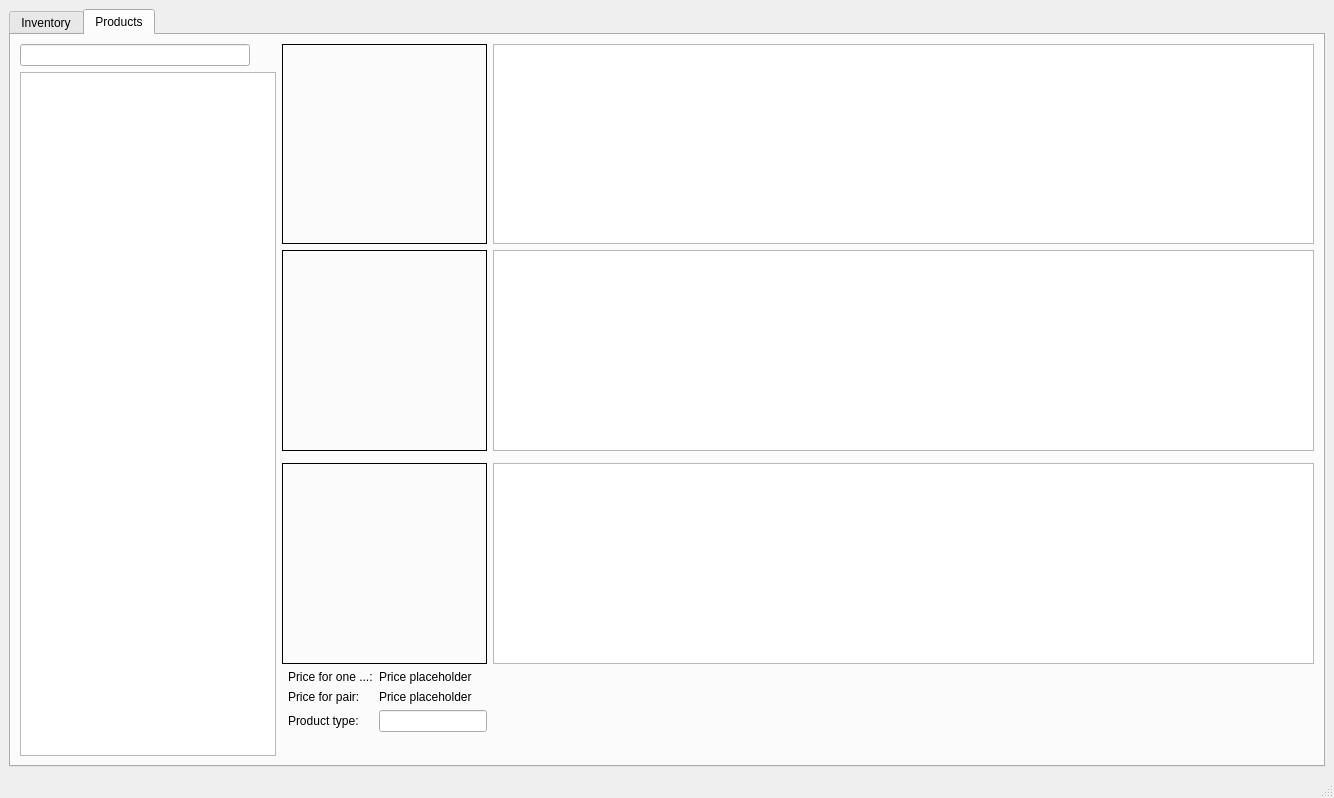
The window that src/ui/main_window.ui (Digon84/handcraft_cost_analyzer) describes before a commit, drawn with Qt 5.
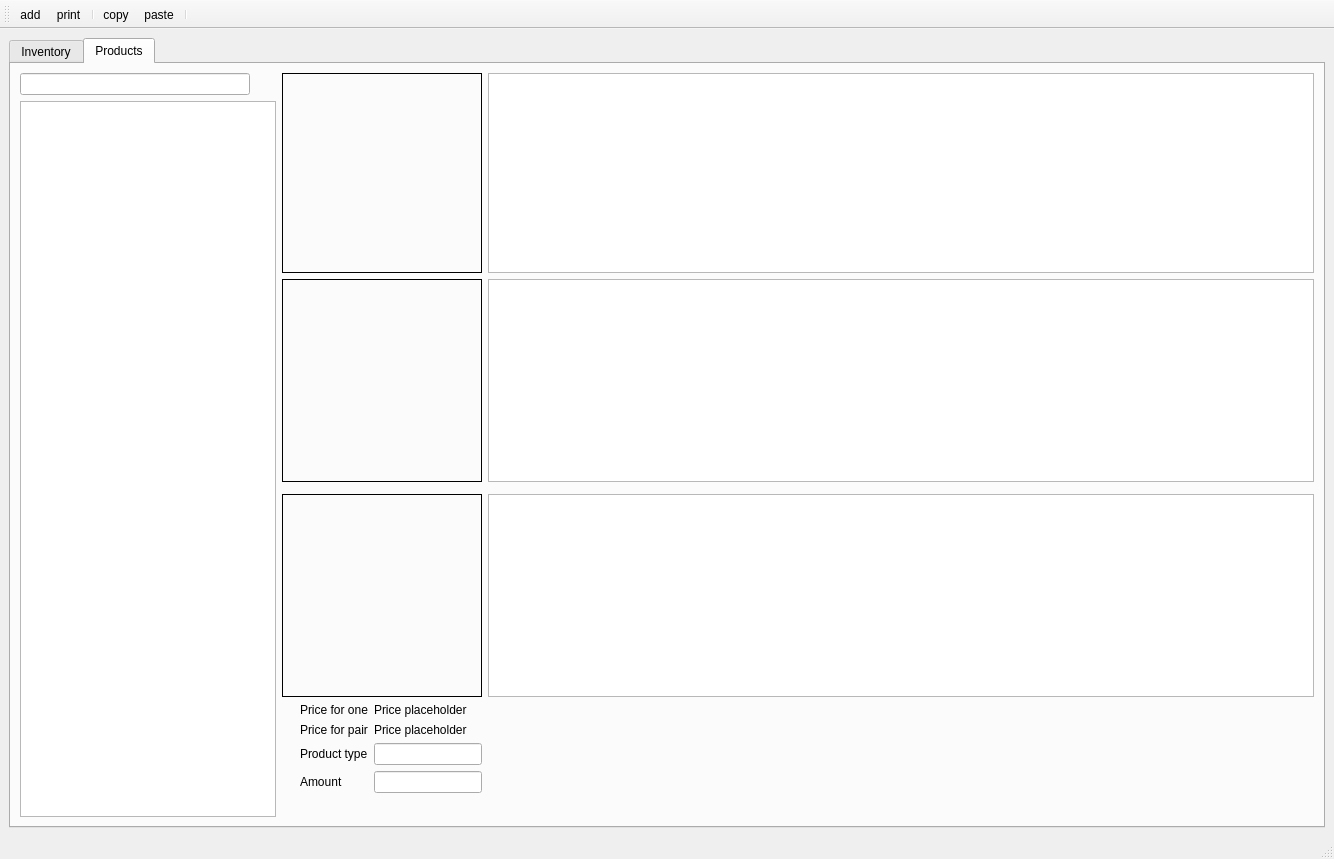
The same window after the commit. The open tabs and pages were chosen to show the change. Icons and pictures are not drawn.

Commit message: Add icons to product widget

Diff of the .ui file:
```diff
--- a/src/ui/main_window.ui
+++ b/src/ui/main_window.ui
@@ -7,7 +7,7 @@
     <x>0</x>
     <y>0</y>
     <width>1334</width>
-    <height>797</height>
+    <height>859</height>
    </rect>
   </property>
   <property name="windowTitle">
@@ -178,26 +178,36 @@
             <item row="0" column="0">
              <widget class="QLabel" name="price_for_piece_text">
               <property name="text">
-               <string>Price for one ...:</string>
+               <string>Price for one</string>
               </property>
              </widget>
             </item>
             <item row="1" column="0">
              <widget class="QLabel" name="price_for_pair_text">
               <property name="text">
-               <string>Price for pair:</string>
+               <string>Price for pair</string>
+              </property>
+             </widget>
+            </item>
+            <item row="2" column="1">
+             <widget class="QLineEdit" name="product_type_line_edit">
+              <property name="sizePolicy">
+               <sizepolicy hsizetype="Fixed" vsizetype="Fixed">
+                <horstretch>0</horstretch>
+                <verstretch>0</verstretch>
+               </sizepolicy>
+              </property>
+             </widget>
+            </item>
+            <item row="0" column="1">
+             <widget class="QLabel" name="product_price_for_piece_value">
+              <property name="text">
+               <string>Price placeholder</string>
               </property>
              </widget>
             </item>
             <item row="1" column="1">
-             <widget class="QLabel" name="price_for_pair_value">
-              <property name="text">
-               <string>Price placeholder</string>
-              </property>
-             </widget>
-            </item>
-            <item row="0" column="1">
-             <widget class="QLabel" name="price_for_piece_value">
+             <widget class="QLabel" name="product_price_for_pair_value">
               <property name="text">
                <string>Price placeholder</string>
               </property>
@@ -206,12 +216,19 @@
             <item row="2" column="0">
              <widget class="QLabel" name="product_type_label">
               <property name="text">
-               <string>Product type:</string>
+               <string>Product type</string>
               </property>
              </widget>
             </item>
-            <item row="2" column="1">
-             <widget class="QLineEdit" name="product_type_line_edit">
+            <item row="3" column="0">
+             <widget class="QLabel" name="product_amount_label">
+              <property name="text">
+               <string>Amount</string>
+              </property>
+             </widget>
+            </item>
+            <item row="3" column="1">
+             <widget class="QLineEdit" name="product_amount_value">
               <property name="sizePolicy">
                <sizepolicy hsizetype="Fixed" vsizetype="Fixed">
                 <horstretch>0</horstretch>
@@ -290,6 +307,71 @@
    </property>
   </widget>
   <widget class="QStatusBar" name="statusbar"/>
+  <widget class="QToolBar" name="toolBar">
+   <property name="windowTitle">
+    <string>toolBar</string>
+   </property>
+   <attribute name="toolBarArea">
+    <enum>TopToolBarArea</enum>
+   </attribute>
+   <attribute name="toolBarBreak">
+    <bool>false</bool>
+   </attribute>
+   <addaction name="actionadd"/>
+   <addaction name="actionprint"/>
+   <addaction name="separator"/>
+   <addaction name="actioncopy"/>
+   <addaction name="actionpaste"/>
+   <addaction name="separator"/>
+  </widget>
+  <action name="actionadd">
+   <property name="icon">
+    <iconset>
+     <normaloff>../../assets/pictures/plus.png</normaloff>../../assets/pictures/plus.png</iconset>
+   </property>
+   <property name="text">
+    <string>add</string>
+   </property>
+   <property name="toolTip">
+    <string>add new item</string>
+   </property>
+  </action>
+  <action name="actioncopy">
+   <property name="icon">
+    <iconset>
+     <normaloff>../../assets/pictures/document-copy.png</normaloff>../../assets/pictures/document-copy.png</iconset>
+   </property>
+   <property name="text">
+    <string>copy</string>
+   </property>
+   <property name="toolTip">
+    <string>copy item</string>
+   </property>
+   <property name="shortcut">
+    <string>Ctrl+C</string>
+   </property>
+  </action>
+  <action name="actionprint">
+   <property name="icon">
+    <iconset>
+     <normaloff>../../assets/pictures/printer.png</normaloff>../../assets/pictures/printer.png</iconset>
+   </property>
+   <property name="text">
+    <string>print</string>
+   </property>
+  </action>
+  <action name="actionpaste">
+   <property name="icon">
+    <iconset>
+     <normaloff>../../assets/pictures/clipboard-paste-document-text.png</normaloff>../../assets/pictures/clipboard-paste-document-text.png</iconset>
+   </property>
+   <property name="text">
+    <string>paste</string>
+   </property>
+   <property name="shortcut">
+    <string>Ctrl+V</string>
+   </property>
+  </action>
  </widget>
  <resources>
   <include location="../../assets/pictures/plus_icon.qrc"/>
```
Left out of the diff: 10 changed lines with no effect on the pictures. The commit also changes 5 other files.
